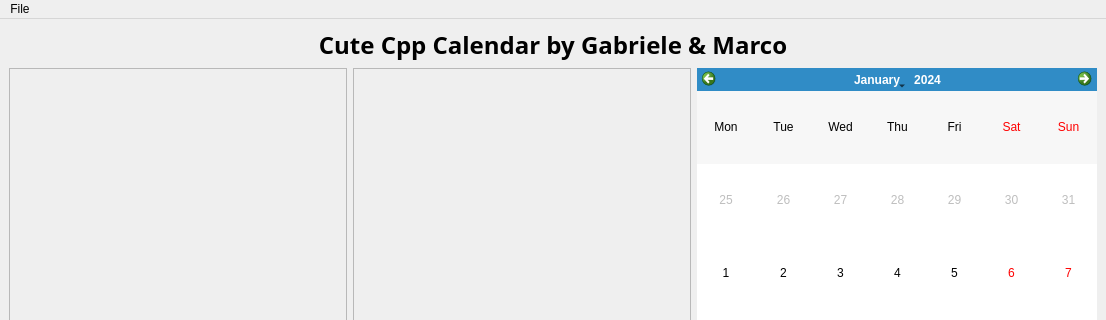
First picture: the form in project/CCC_Cute_Cpp_Calendar/gui/mainwindow.ui, repository GrayNeel/Calendary-and-ToDo-List, before the edit; both pictures show x 0 to 1106 and y 0 to 320 of the 1106 by 633 pixel window.
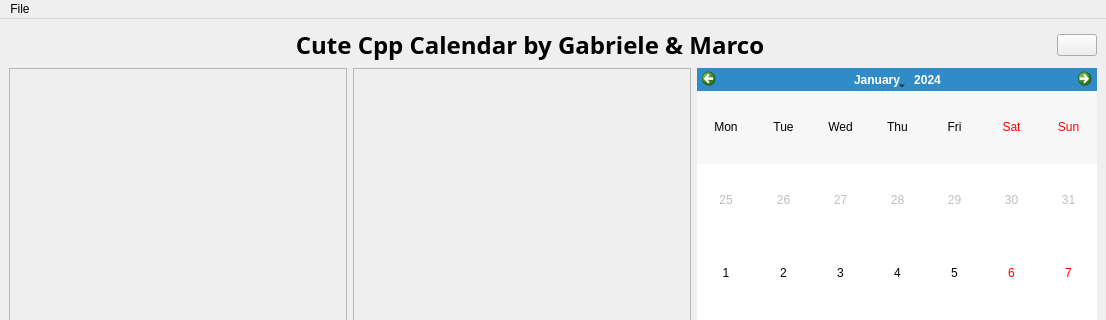
Second picture: the form after the edit.

What changed in the file:
```diff
--- a/project/CCC_Cute_Cpp_Calendar/gui/mainwindow.ui
+++ b/project/CCC_Cute_Cpp_Calendar/gui/mainwindow.ui
@@ -27,12 +27,19 @@
     <item row="0" column="0">
      <layout class="QVBoxLayout" name="verticalLayout">
       <item>
+       <layout class="QHBoxLayout" name="horizontalLayout_3">
+        <item>
        <widget class="QLabel" name="label">
+          <property name="sizePolicy">
+           <sizepolicy hsizetype="MinimumExpanding" vsizetype="Fixed">
+            <horstretch>0</horstretch>
+            <verstretch>0</verstretch>
+           </sizepolicy>
+          </property>
         <property name="font">
          <font>
-          <family>MV Boli</family>
+            <family>Franklin Gothic Book</family>
           <pointsize>18</pointsize>
-          <weight>75</weight>
           <bold>true</bold>
          </font>
         </property>
@@ -48,6 +55,26 @@
        </widget>
       </item>
       <item>
+         <widget class="QPushButton" name="updateButton">
+          <property name="sizePolicy">
+           <sizepolicy hsizetype="Minimum" vsizetype="Fixed">
+            <horstretch>0</horstretch>
+            <verstretch>0</verstretch>
+           </sizepolicy>
+          </property>
+          <property name="font">
+           <font>
+            <family>Segoe UI</family>
+           </font>
+          </property>
+          <property name="text">
+           <string/>
+          </property>
+         </widget>
+        </item>
+       </layout>
+      </item>
+      <item>
        <layout class="QHBoxLayout" name="horizontalLayout">
         <item>
          <widget class="QScrollArea" name="scrollArea">
```
Left out of the diff: 14 changed lines with no effect on the pictures. Lines whose indentation alone changed are shown as unchanged.
